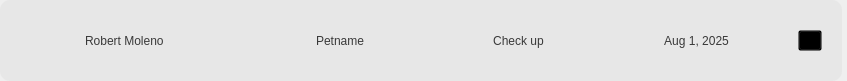
Before: the Qt Designer form Desktop_Application/Frontend/schedCard.ui in DreddVDomasian/Petmate-Desktop-Application, drawn with Qt 5.
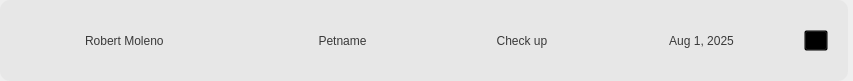
After: the same form once the commit is applied. Icons and pictures are not drawn.

```diff
--- a/Desktop_Application/Frontend/schedCard.ui
+++ b/Desktop_Application/Frontend/schedCard.ui
@@ -6,7 +6,7 @@
    <rect>
     <x>0</x>
     <y>0</y>
-    <width>847</width>
+    <width>853</width>
     <height>81</height>
    </rect>
   </property>
```
